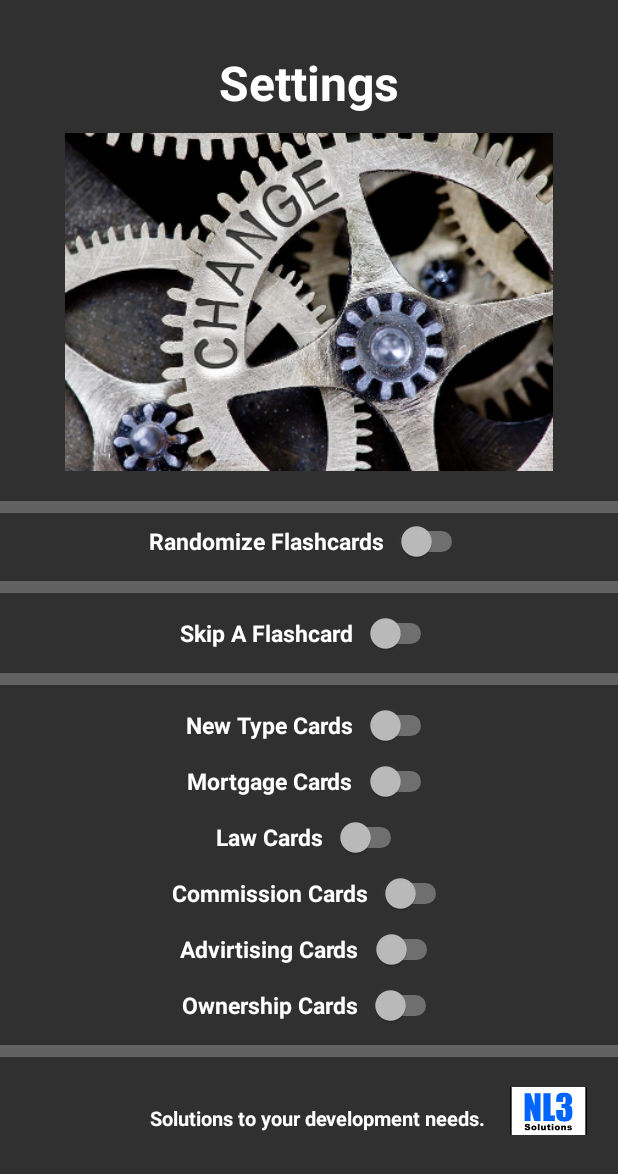
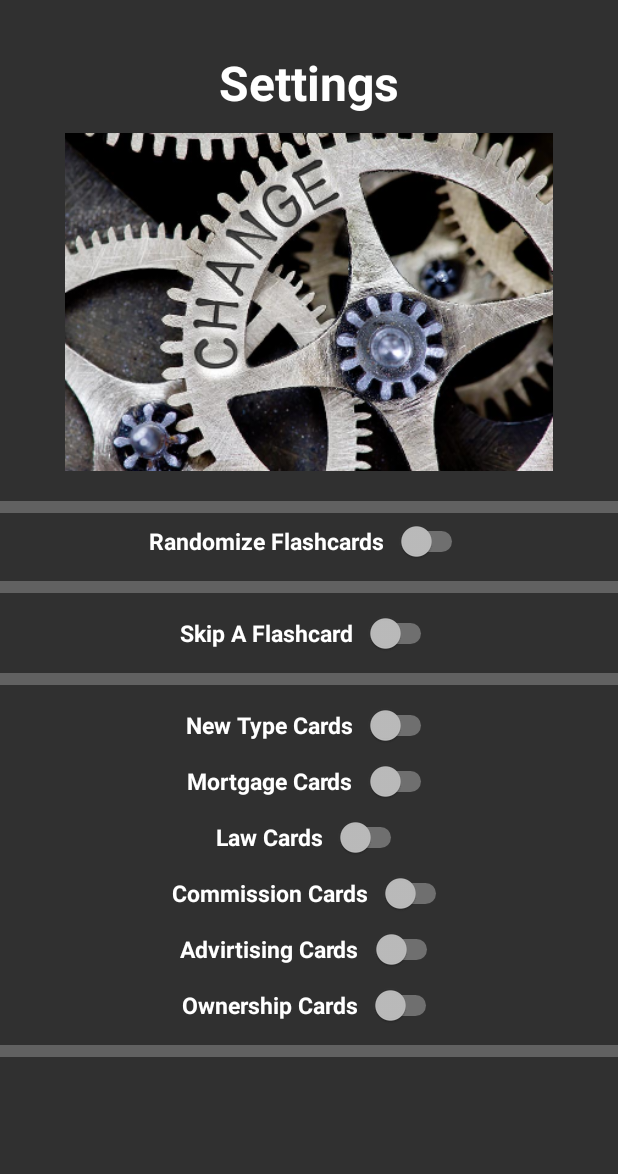
Before and after one commit to nl3appdev21/NJRealtorExam, an Android app: the Settings screen opened directly, with no data from a screen before it, on a phone screen of 412 x 824 dp. Shown: the top 1174 px of the screen. Run offline under Robolectric (Android 15) with nearby library versions, the phone set to English and light mode, and no system bars; our stand-ins replace Firebase (no records; nobody signed in at launch, a user with empty details on screens opened directly).

Commit message:
changed domain info in copyright, deleted copyright info from settings, retested

```diff
--- a/app/build.gradle
+++ b/app/build.gradle
@@ -9,7 +9,9 @@
         minSdkVersion 21
         targetSdkVersion 29
         versionCode 2
-        versionName "1.1"
+                            // update version number here for njre app
+        versionName "1.2"   // update version number here for njre app
+                            // update version number here for njre app
         testInstrumentationRunner "androidx.test.runner.AndroidJUnitRunner"
     }
     buildTypes {
--- a/app/src/main/java/com/nl3designs/njrealtorexam/QuestionManager.java
+++ b/app/src/main/java/com/nl3designs/njrealtorexam/QuestionManager.java
@@ -85,7 +85,7 @@
         Set<String> categories = null;
 
         // convert to Set
-        // add new code hereqwq
+        // add new code here
         // load new split array into a set / list
 
         loadAllQuestion(context, categories);
--- a/app/src/main/java/com/nl3designs/njrealtorexam/Settings.java
+++ b/app/src/main/java/com/nl3designs/njrealtorexam/Settings.java
@@ -32,7 +32,8 @@
             store = new StorageManager(Settings.this);
 
 
-            // new test code
+            // new test code  ??????????
+            // new test code  ??????????
 
             HashMap<String, String> myMap = new HashMap<>();
             myMap.put("emp1", "skip");
@@ -50,20 +51,8 @@
                 Log.d("skip", value);
             }
 
-            // new test code
-
-            // must delete and can delte from xml  !!!!
-            // must delete and can delte from xml  !!!!
-            // must delete and can delte from xml  !!!!
-
-            ibtnCopyRight = findViewById(R.id.ibtn_logo);
-            //TvMontra = findViewById(R.id.tv_montra);
-            ibtnCopyRight.setOnClickListener(new View.OnClickListener() {
-                @Override
-                public void onClick(View v) {
-                    showCopyRight();
-                }
-            });
+            // new test code  ??????????
+            // new test code  ??????????
 
             //  randswitch
             Switch sw = findViewById(R.id.randSwitch);
--- a/app/src/main/res/layout/copyright.xml
+++ b/app/src/main/res/layout/copyright.xml
@@ -33,7 +33,7 @@
 	CONCEPT \n
 	NJ Realtor Exam :Design Concept \n
 	Nash "Skip" Ingram :Lead Developer \n
-	Dex DFX :Consultant \n'
+	Dex DFX :Consultant '
 
         android:textStyle="bold"
         android:textSize="17dp"
@@ -64,7 +64,8 @@
             " Copyright © 2019 - 2020 \n \n
 	NL3 Solutions \n
 	NJ Real Estate Exam \n
-    For Support, Contact: support@nl3solutions.com \n"
+	Website: www.NL3Solutions.com \n
+    For support: support@NL3Solutions.com \n"
 
         android:textStyle="bold"
         android:textSize="17dp"
--- a/app/src/main/res/layout/settings.xml
+++ b/app/src/main/res/layout/settings.xml
@@ -151,33 +151,6 @@
 
             </LinearLayout>
 
-            <LinearLayout
-                android:layout_width="300dp"
-                android:layout_height="42dp"
-                android:layout_gravity="right|bottom"
-                android:layout_marginLeft="10dp"
-                android:layout_margin="12dp"
-                android:orientation="horizontal">
-
-                <TextView
-                    android:id="@+id/tv_montra"
-                    android:layout_width="wrap_content"
-                    android:layout_height="wrap_content"
-                    android:layout_gravity="center"
-                    android:text="Solutions to your development needs."
-                    android:layout_marginRight="12dp"
-                    android:textColor="@color/White"
-                    android:textSize="13dp"
-                    android:textStyle="bold" />
-
-                <ImageButton
-                    android:id="@+id/ibtn_logo"
-                    android:layout_width="59dp"
-                    android:layout_height="32dp"
-                    android:src="@mipmap/nl3a00" />
-
-            </LinearLayout>
-
         </LinearLayout>
 
     </ScrollView>
```
Also changed, not shown: app/src/main/res/layout/activity_main.xml (+9 -2 lines), app/src/main/res/layout/flashcards.xml (+17 -5 lines).
